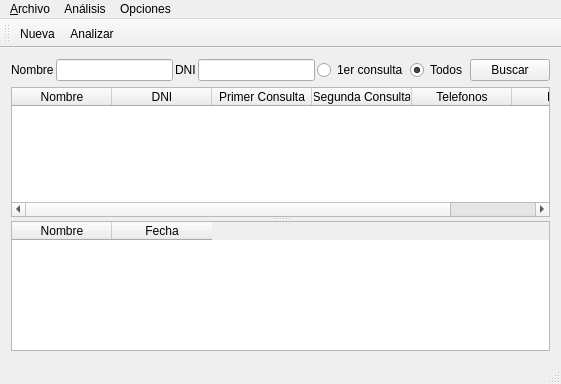
First picture: the form in atlas/mainwindow.ui, repository diegowald/atlas, before the edit.
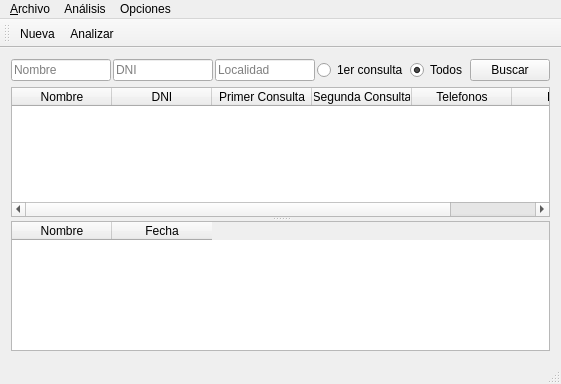
Second picture: the form after the edit.

Diff of the .ui file:
```diff
--- a/atlas/mainwindow.ui
+++ b/atlas/mainwindow.ui
@@ -21,30 +21,34 @@
        <number>2</number>
       </property>
       <item>
-       <widget class="QLabel" name="label">
-        <property name="text">
+       <widget class="QLineEdit" name="txtNombre">
+        <property name="placeholderText">
          <string>Nombre</string>
         </property>
-        <property name="buddy">
-         <cstring>txtNombre</cstring>
+        <property name="clearButtonEnabled">
+         <bool>true</bool>
         </property>
        </widget>
       </item>
       <item>
-       <widget class="QLineEdit" name="txtNombre"/>
-      </item>
-      <item>
-       <widget class="QLabel" name="label_2">
-        <property name="text">
+       <widget class="QLineEdit" name="txtDNI">
+        <property name="placeholderText">
          <string>DNI</string>
         </property>
-        <property name="buddy">
-         <cstring>txtDNI</cstring>
+        <property name="clearButtonEnabled">
+         <bool>true</bool>
         </property>
        </widget>
       </item>
       <item>
-       <widget class="QLineEdit" name="txtDNI"/>
+       <widget class="QLineEdit" name="txtLocalidad">
+        <property name="placeholderText">
+         <string>Localidad</string>
+        </property>
+        <property name="clearButtonEnabled">
+         <bool>true</bool>
+        </property>
+       </widget>
       </item>
       <item>
        <widget class="QRadioButton" name="radioPrimerConsulta">
```
Left out of the diff: 4 changed lines with no effect on the pictures.
